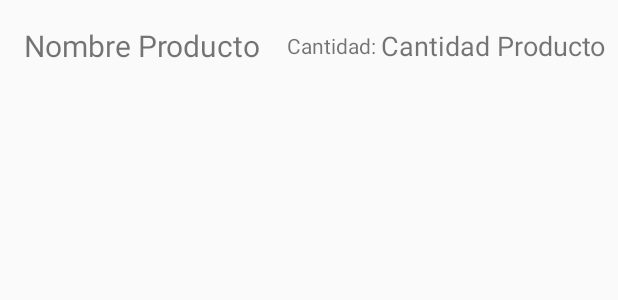
After one commit to SteiNNx/EjemploRestaurant, an Android app: the layout item_listar_detalle_carrito.xml on its own in the app's theme, with its tools: preview values and no code run, on a phone screen of 412 x 824 dp. The commit adds this screen. Shown: the top 300 px of the screen. Run offline under Robolectric (Android 15) with nearby library versions, the phone set to English and light mode, and no system bars.

Commit message:
alert dialog listo,carrito 50%

```diff
--- a/app/src/main/java/cl/labs/steinnx/sanguchote/view/activities/MenuPrincipalActivity.java
+++ b/app/src/main/java/cl/labs/steinnx/sanguchote/view/activities/MenuPrincipalActivity.java
@@ -1,5 +1,6 @@
 package cl.labs.steinnx.sanguchote.view.activities;
 
+import android.content.Intent;
 import android.net.Uri;
 import android.os.Bundle;
 import android.support.design.widget.FloatingActionButton;
@@ -15,6 +16,7 @@ import android.support.v7.app.AppCompatActivity;
 import android.support.v7.widget.Toolbar;
 import android.view.Menu;
 import android.view.MenuItem;
+import android.widget.Toast;
 
 import cl.labs.steinnx.sanguchote.R;
 import cl.labs.steinnx.sanguchote.view.fragments.ListarProductos_Fragment;
@@ -68,6 +70,8 @@ public class MenuPrincipalActivity extends AppCompatActivity
 
         //noinspection SimplifiableIfStatement
         if (id == R.id.action_settings) {
+            Intent i = new Intent(MenuPrincipalActivity.this,DetalleCompra_Activity.class);
+            startActivity(i);
             return true;
         }
 
--- /dev/null
+++ b/app/src/main/res/layout/item_listar_detalle_carrito.xml
@@ -0,0 +1,47 @@
+<?xml version="1.0" encoding="utf-8"?>
+<android.support.constraint.ConstraintLayout
+    xmlns:android="http://schemas.android.com/apk/res/android"
+    xmlns:app="http://schemas.android.com/apk/res-auto"
+    xmlns:tools="http://schemas.android.com/tools"
+    android:layout_width="match_parent"
+    android:layout_height="60dp">
+
+
+    <TextView
+        android:text="Nombre Producto"
+        android:textSize="20dp"
+        android:layout_width="wrap_content"
+        android:layout_height="wrap_content"
+        android:id="@+id/tv_carrito_nombre"
+        android:layout_marginStart="16dp"
+        app:layout_constraintLeft_toLeftOf="parent"
+        app:layout_constraintBottom_toBottomOf="parent"
+        android:layout_marginBottom="16dp"
+        android:layout_marginTop="16dp"
+        app:layout_constraintTop_toTopOf="parent" />
+
+    <TextView
+        android:text="Cantidad Producto"
+        android:textSize="18dp"
+        android:layout_width="wrap_content"
+        android:layout_height="wrap_content"
+        android:id="@+id/tv_carrito_cantidad"
+        app:layout_constraintRight_toRightOf="parent"
+        app:layout_constraintBottom_toBottomOf="parent"
+        android:layout_marginBottom="16dp"
+        android:layout_marginTop="16dp"
+        app:layout_constraintTop_toTopOf="parent"
+        app:layout_constraintVertical_bias="0.57"
+        android:layout_marginEnd="8dp" />
+
+    <TextView
+        android:text="Cantidad: "
+        android:layout_width="wrap_content"
+        android:layout_height="wrap_content"
+        android:id="@+id/textView4"
+        app:layout_constraintRight_toLeftOf="@+id/tv_carrito_cantidad"
+        android:layout_marginTop="16dp"
+        app:layout_constraintTop_toTopOf="parent"
+        app:layout_constraintBottom_toBottomOf="parent"
+        android:layout_marginBottom="16dp" />
+</android.support.constraint.ConstraintLayout>
```
Also changed, not shown: app/src/main/java/cl/labs/steinnx/sanguchote/model/CL_Compra.java (added, +54 -0 lines), app/src/main/java/cl/labs/steinnx/sanguchote/model/CL_DetalleCompra.java (added, +45 -0 lines), app/src/main/java/cl/labs/steinnx/sanguchote/model/ColeccionCarrito.java (added, +42 -0 lines), app/src/main/java/cl/labs/steinnx/sanguchote/model/adapter/DetalleCarritoAdapter.java (added, +59 -0 lines), app/src/main/java/cl/labs/steinnx/sanguchote/model/adapter/ProductosAdapter.java (+16 -2 lines), app/src/main/java/cl/labs/steinnx/sanguchote/view/activities/DetalleCompra_Activity.java (+28 -0 lines).
